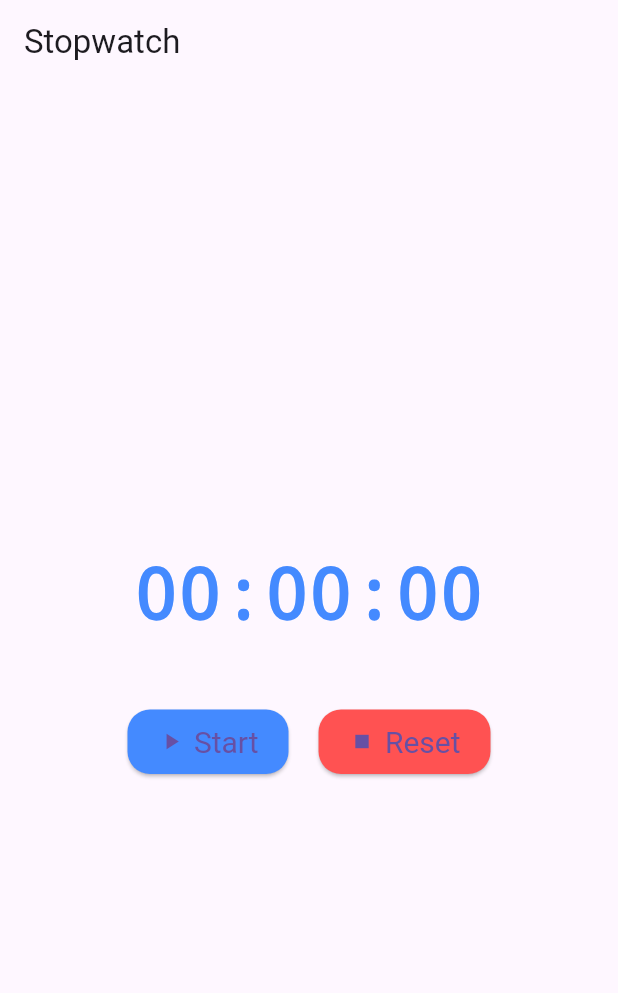
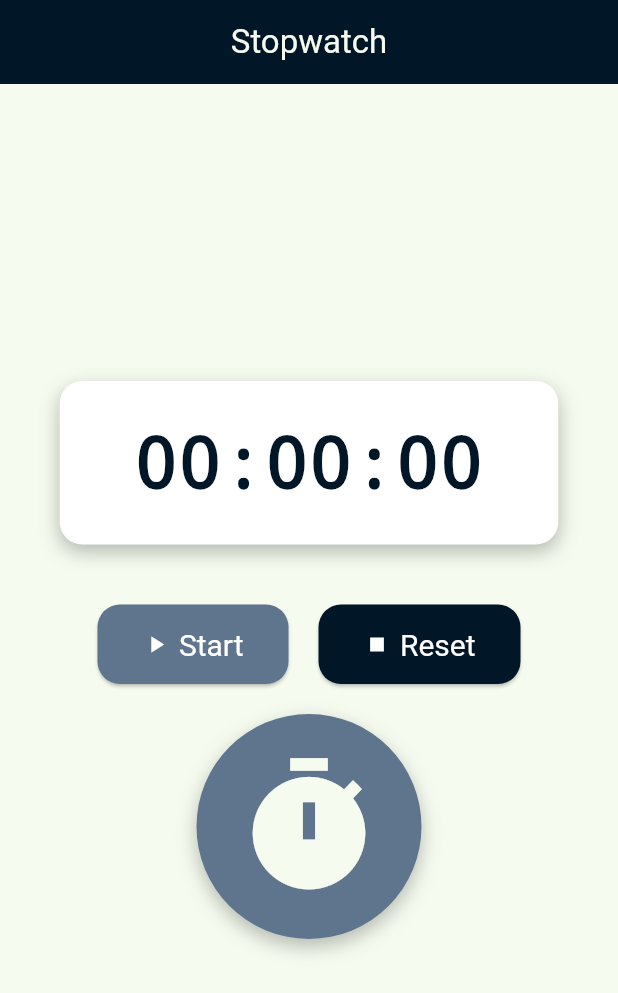
Before and after one commit to HarshiSharma04/Prasunet_AD_03, a Flutter app: the screen it shows after launch, on a phone screen of 412 x 824 dp. Shown: the top 993 px of the screen. Run offline on Flutter 3.47's test engine with Material 3 defaults, Android fonts, the light colour scheme and no system bars.

Commit message:
second commit

```diff
--- a/lib/main.dart
+++ b/lib/main.dart
@@ -12,7 +12,17 @@ class StopwatchApp extends StatelessWidget {
       debugShowCheckedModeBanner: false,
       title: 'Stopwatch',
       theme: ThemeData(
-        primarySwatch: Colors.blue,
+        primaryColor: Color(0xFF011627),
+        scaffoldBackgroundColor: Color(0xFFF5FBEF),
+        textTheme: TextTheme(
+          bodyMedium: TextStyle(color: Color(0xFF011627)),
+        ),
+        elevatedButtonTheme: ElevatedButtonThemeData(
+          style: ElevatedButton.styleFrom(
+            foregroundColor: Colors.white,
+            backgroundColor: Color(0xFF5F758E),
+          ),
+        ),
       ),
       home: StopwatchHomePage(),
     );
@@ -66,19 +76,35 @@ class _StopwatchHomePageState extends State<StopwatchHomePage> {
   Widget build(BuildContext context) {
     return Scaffold(
       appBar: AppBar(
-        title: Text('Stopwatch'),
+        title: Text('Stopwatch', style: TextStyle(color: Color(0xFFF5FBEF))),
+        backgroundColor: Color(0xFF011627),
+        centerTitle: true,
       ),
       body: Center(
         child: Column(
           mainAxisAlignment: MainAxisAlignment.center,
           children: <Widget>[
-            Text(
-              _formatTime(_stopwatch.elapsedMilliseconds),
-              style: TextStyle(
-                fontSize: 48.0,
-                fontWeight: FontWeight.bold,
-                color: Colors.blueAccent,
-                fontFamily: 'Courier',
+            Container(
+              padding: EdgeInsets.symmetric(horizontal: 50, vertical: 20),
+              decoration: BoxDecoration(
+                color: Colors.white,
+                borderRadius: BorderRadius.circular(15),
+                boxShadow: [
+                  BoxShadow(
+                    color: Colors.black26,
+                    blurRadius: 10,
+                    offset: Offset(0, 5),
+                  ),
+                ],
+              ),
+              child: Text(
+                _formatTime(_stopwatch.elapsedMilliseconds),
+                style: TextStyle(
+                  fontSize: 48.0,
+                  fontWeight: FontWeight.bold,
+                  color: Color(0xFF011627),
+                  fontFamily: 'Courier',
+                ),
               ),
             ),
             SizedBox(height: 40.0),
@@ -90,8 +116,9 @@ class _StopwatchHomePageState extends State<StopwatchHomePage> {
                   icon: Icon(_stopwatch.isRunning ? Icons.pause : Icons.play_arrow),
                   label: Text(_stopwatch.isRunning ? 'Pause' : 'Start'),
                   style: ElevatedButton.styleFrom(
-                    backgroundColor: Colors.blueAccent,
-                    padding: EdgeInsets.symmetric(horizontal: 20, vertical: 10),
+                    foregroundColor: Colors.white,
+                    backgroundColor: Color(0xFF5F758E),
+                    padding: EdgeInsets.symmetric(horizontal: 30, vertical: 15),
                     textStyle: TextStyle(fontSize: 20),
                     shape: RoundedRectangleBorder(
                       borderRadius: BorderRadius.circular(15),
@@ -104,8 +131,9 @@ class _StopwatchHomePageState extends State<StopwatchHomePage> {
                   icon: Icon(Icons.stop),
                   label: Text('Reset'),
                   style: ElevatedButton.styleFrom(
-                    backgroundColor: Colors.redAccent,
-                    padding: EdgeInsets.symmetric(horizontal: 20, vertical: 10),
+                    foregroundColor: Colors.white,
+                    backgroundColor: Color(0xFF011627),
+                    padding: EdgeInsets.symmetric(horizontal: 30, vertical: 15),
                     textStyle: TextStyle(fontSize: 20),
                     shape: RoundedRectangleBorder(
                       borderRadius: BorderRadius.circular(15),
@@ -114,6 +142,27 @@ class _StopwatchHomePageState extends State<StopwatchHomePage> {
                 ),
               ],
             ),
+            SizedBox(height: 20.0),
+            Container(
+              width: 150,
+              height: 150,
+              decoration: BoxDecoration(
+                shape: BoxShape.circle,
+                color: Color(0xFF5F758E),
+                boxShadow: [
+                  BoxShadow(
+                    color: Colors.black26,
+                    blurRadius: 10,
+                    offset: Offset(0, 5),
+                  ),
+                ],
+              ),
+              child: Icon(
+                Icons.timer,
+                size: 100,
+                color: Color(0xFFF5FBEF),
+              ),
+            ),
           ],
         ),
       ),
```
